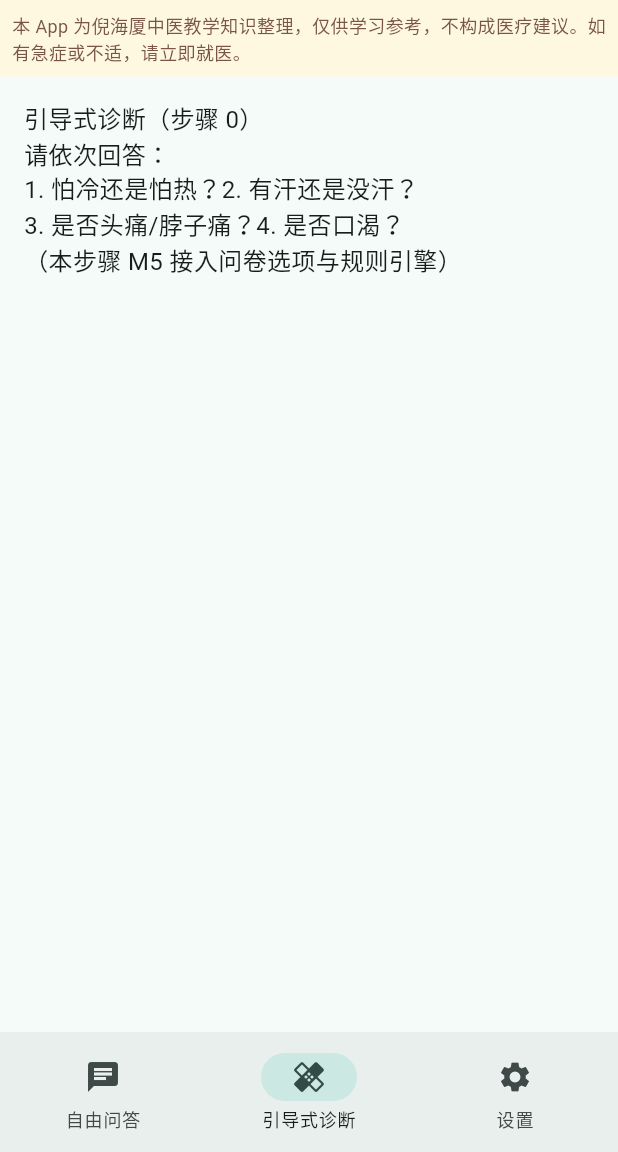
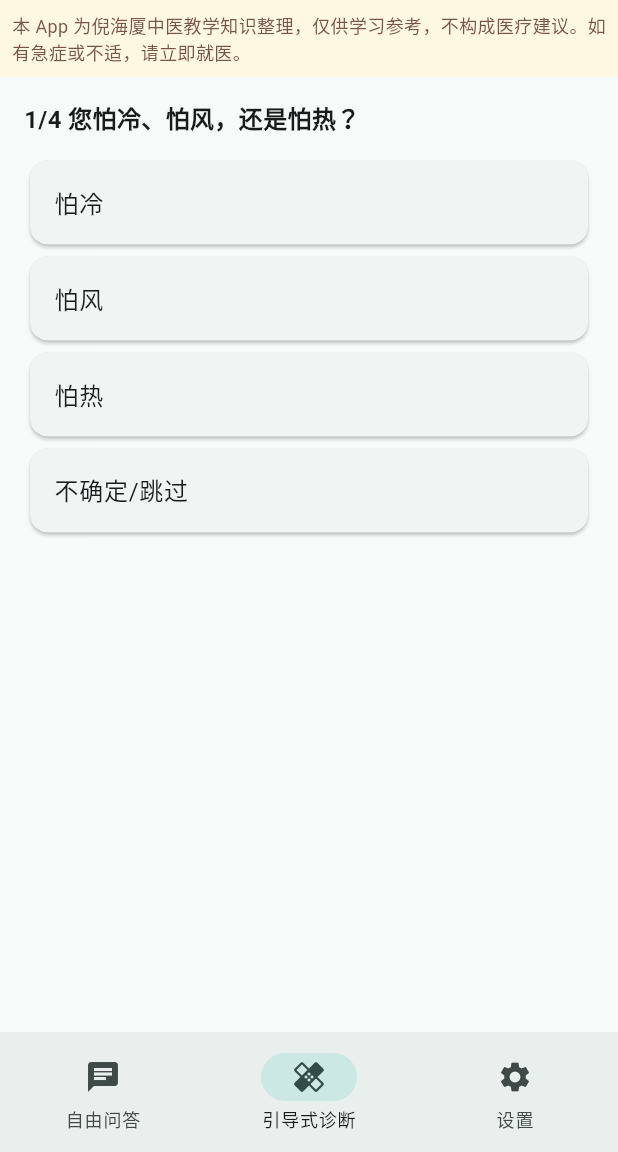
Before and after one commit to heroims/nihaixia_ai, a Flutter app: the screen it shows after launch, item 2 of the bottom bar chosen, on a phone screen of 412 x 824 dp, the part 84-1236 px from its top. Run offline on Flutter 3.47's test engine with Material 3 defaults, Android fonts, the phone set to English and light mode, and no system bars; our stand-ins replace drift, shared_preferences; missing offline and left inert: llama_cpp_dart; accounts and stored records are empty; generated files the repository leaves out were written again.

Commit message:
feat: guided diagnosis questionnaire wired to rule engine

```diff
--- a/app/lib/ui/diagnosis_tab.dart
+++ b/app/lib/ui/diagnosis_tab.dart
@@ -1,6 +1,7 @@
 import 'package:flutter/material.dart';
+import '../rules/diagnostic_engine.dart';
 import 'widgets/disclaimer_banner.dart';
-import '../rules/diagnostic_engine.dart';
+import 'widgets/warning_card.dart';
 
 class DiagnosisTab extends StatefulWidget {
   const DiagnosisTab({super.key});
@@ -9,8 +10,16 @@ class DiagnosisTab extends StatefulWidget {
 }
 
 class _DiagnosisTabState extends State<DiagnosisTab> {
+  SymptomInput _input = const SymptomInput();
   DiagnosisResult? _result;
-  final int _step = 0;
+  int _q = 0;
+
+  static const _questions = [
+    '1/4 您怕冷、怕风，还是怕热？',
+    '2/4 出汗情况？',
+    '3/4 有头项/颈项强痛吗？',
+    '4/4 有口渴或发热吗？',
+  ];
 
   @override
   Widget build(BuildContext context) {
@@ -18,21 +27,82 @@ class _DiagnosisTabState extends State<DiagnosisTab> {
       const DisclaimerBanner(),
       Expanded(
         child: ListView(padding: const EdgeInsets.all(16), children: [
-          Text(_buildSurvey(), style: const TextStyle(fontSize: 16)),
-          if (_result != null) ...[
-            const SizedBox(height: 16),
-            Text('辨证：${_result!.jing}', style: const TextStyle(fontWeight: FontWeight.bold)),
-            Text(_result!.message),
-            if (_result!.suggestedFormula.isNotEmpty)
-              Text('代表方方向：${_result!.suggestedFormula}'),
-          ],
+          Text(_questions[_q], style: const TextStyle(fontSize: 16, fontWeight: FontWeight.bold)),
+          const SizedBox(height: 12),
+          ..._options(),
+          const SizedBox(height: 16),
+          if (_result != null)
+            Card(elevation: 2, child: Padding(
+              padding: const EdgeInsets.all(12),
+              child: Column(crossAxisAlignment: CrossAxisAlignment.start, children: [
+                Text('辨证：${_result!.jing}', style: const TextStyle(fontWeight: FontWeight.bold, fontSize: 18)),
+                const SizedBox(height: 4),
+                Text(_result!.message),
+                if (_result!.suggestedFormula.isNotEmpty)
+                  Padding(padding: const EdgeInsets.only(top: 4), child: Text('代表方方向：${_result!.suggestedFormula}')),
+              ]),
+            )),
+          if (_result != null) const SizedBox(height: 8),
+          if (_result != null) WarningCard(text: _result!.message),
         ]),
       ),
     ]);
   }
 
-  String _buildSurvey() => '引导式诊断（步骤 $_step）\n'
-      '请依次回答：\n1. 怕冷还是怕热？2. 有汗还是没汗？\n'
-      '3. 是否头痛/脖子痛？4. 是否口渴？\n'
-      '（本步骤 M5 接入问卷选项与规则引擎）';
+  List<Widget> _options() {
+    switch (_q) {
+      case 0:
+        return [
+          _choice('怕冷', () => _set(cold: ColdState.aversionToCold)),
+          _choice('怕风', () => _set(cold: ColdState.aversionToWind)),
+          _choice('怕热', () => _set(cold: ColdState.aversionToHeat)),
+          _choice('不确定/跳过', _next),
+        ];
+      case 1:
+        return [
+          _choice('有汗', () => _set(sweat: SweatState.hasSweat)),
+          _choice('没汗', () => _set(sweat: SweatState.noSweat)),
+          _choice('不确定/跳过', _next),
+        ];
+      case 2:
+        return [
+          _choice('头项强痛', () => _set(painNeck: true)),
+          _choice('身体酸痛', () => _set(bodyAche: true)),
+          _choice('都没有/跳过', _next),
+        ];
+      default:
+        return [
+          _choice('口渴', () => _set(thirst: true)),
+          _choice('发热', () => _set(fever: true)),
+          _choice('都没有/完成辨证', _finish),
+        ];
+    }
+  }
+
+  Widget _choice(String label, VoidCallback onTap) =>
+      Card(child: ListTile(title: Text(label), onTap: onTap));
+
+  void _set({SweatState? sweat, ColdState? cold, bool? painNeck, bool? bodyAche, bool? thirst, bool? fever}) {
+    _input = SymptomInput(
+      sweat: sweat ?? _input.sweat,
+      cold: cold ?? _input.cold,
+      painNeck: painNeck ?? _input.painNeck,
+      bodyAche: bodyAche ?? _input.bodyAche,
+      thirst: thirst ?? _input.thirst,
+      fever: fever ?? _input.fever,
+    );
+    _next();
+  }
+
+  void _next() => setState(() {
+        if (_q < _questions.length - 1) {
+          _q++;
+        } else {
+          _finish();
+        }
+      });
+
+  void _finish() => setState(() {
+        _result = DiagnosticEngine.evaluate(_input);
+      });
 }
```
Also changed, not shown: 1 other file.
